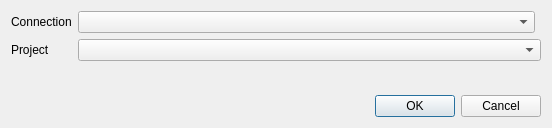
qgis/QGIS, file src/ui/qgsgeopackageprojectstoragedialog.ui: the form before one commit.
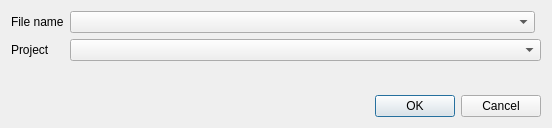
The form after the commit. Custom widgets are drawn as their Qt base class.

Commit message: There were renamed labels' titles Connection to File name in qgsgeopackageprojectstoragedialog.ui, Database to File name, Table name to Layer name in qgsnewgeopackagelayerdialogbase.ui. Also there were renamed labels' names and edit fields' which are relating with these labels. There was removed debuging string which was created for the test.

```diff
--- a/src/ui/qgsgeopackageprojectstoragedialog.ui
+++ b/src/ui/qgsgeopackageprojectstoragedialog.ui
@@ -16,7 +16,7 @@
      <item row="0" column="0">
       <widget class="QLabel" name="label">
        <property name="text">
-        <string>Connection</string>
+        <string>File name</string>
        </property>
       </widget>
      </item>
```
Left out of the diff: 9 changed lines with no effect on the pictures. The commit also changes 4 other files.
